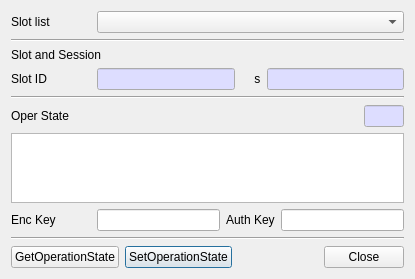
Above: CryptokiMan/oper_state_dlg.ui from jykim74/CryptokiMan before the change. Below: the same form after it.
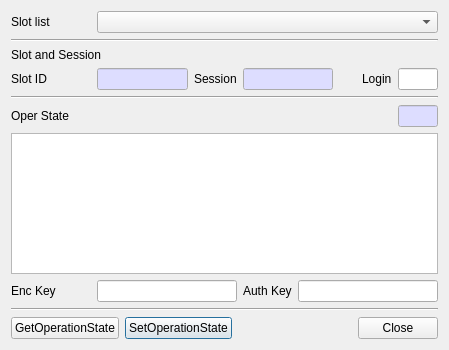
That is the form after the change.

```diff
--- a/CryptokiMan/oper_state_dlg.ui
+++ b/CryptokiMan/oper_state_dlg.ui
@@ -6,8 +6,8 @@
    <rect>
     <x>0</x>
     <y>0</y>
-    <width>415</width>
-    <height>277</height>
+    <width>449</width>
+    <height>350</height>
    </rect>
   </property>
   <property name="windowTitle">
@@ -57,54 +57,61 @@
    </item>
    <item>
     <layout class="QGridLayout" name="gridLayout">
-     <item row="0" column="1">
-      <widget class="QLineEdit" name="mSlotIDText">
-       <property name="palette">
-        <palette>
-         <active>
-          <colorrole role="Base">
-           <brush brushstyle="SolidPattern">
-            <color alpha="255">
-             <red>221</red>
-             <green>221</green>
-             <blue>255</blue>
-            </color>
-           </brush>
-          </colorrole>
-         </active>
-         <inactive>
-          <colorrole role="Base">
-           <brush brushstyle="SolidPattern">
-            <color alpha="255">
-             <red>221</red>
-             <green>221</green>
-             <blue>255</blue>
-            </color>
-           </brush>
-          </colorrole>
-         </inactive>
-         <disabled>
-          <colorrole role="Base">
-           <brush brushstyle="SolidPattern">
-            <color alpha="255">
-             <red>240</red>
-             <green>240</green>
-             <blue>240</blue>
-            </color>
-           </brush>
-          </colorrole>
-         </disabled>
-        </palette>
-       </property>
-       <property name="readOnly">
-        <bool>true</bool>
+     <item row="0" column="5">
+      <widget class="QLabel" name="label_8">
+       <property name="text">
+        <string>Login</string>
        </property>
       </widget>
      </item>
      <item row="0" column="2">
       <widget class="QLabel" name="label_5">
        <property name="text">
-        <string>    s</string>
+        <string>Session</string>
+       </property>
+      </widget>
+     </item>
+     <item row="0" column="1">
+      <widget class="QLineEdit" name="mSlotIDText">
+       <property name="palette">
+        <palette>
+         <active>
+          <colorrole role="Base">
+           <brush brushstyle="SolidPattern">
+            <color alpha="255">
+             <red>221</red>
+             <green>221</green>
+             <blue>255</blue>
+            </color>
+           </brush>
+          </colorrole>
+         </active>
+         <inactive>
+          <colorrole role="Base">
+           <brush brushstyle="SolidPattern">
+            <color alpha="255">
+             <red>221</red>
+             <green>221</green>
+             <blue>255</blue>
+            </color>
+           </brush>
+          </colorrole>
+         </inactive>
+         <disabled>
+          <colorrole role="Base">
+           <brush brushstyle="SolidPattern">
+            <color alpha="255">
+             <red>240</red>
+             <green>240</green>
+             <blue>240</blue>
+            </color>
+           </brush>
+          </colorrole>
+         </disabled>
+        </palette>
+       </property>
+       <property name="readOnly">
+        <bool>true</bool>
        </property>
       </widget>
      </item>
@@ -165,6 +172,615 @@
        </property>
       </widget>
      </item>
+     <item row="0" column="6">
+      <widget class="QLineEdit" name="mLoginText">
+       <property name="minimumSize">
+        <size>
+         <width>40</width>
+         <height>0</height>
+        </size>
+       </property>
+       <property name="maximumSize">
+        <size>
+         <width>40</width>
+         <height>16777215</height>
+        </size>
+       </property>
+       <property name="palette">
+        <palette>
+         <active>
+          <colorrole role="WindowText">
+           <brush brushstyle="SolidPattern">
+            <color alpha="216">
+             <red>0</red>
+             <green>0</green>
+             <blue>0</blue>
+            </color>
+           </brush>
+          </colorrole>
+          <colorrole role="Button">
+           <brush brushstyle="SolidPattern">
+            <color alpha="255">
+             <red>236</red>
+             <green>236</green>
+             <blue>236</blue>
+            </color>
+           </brush>
+          </colorrole>
+          <colorrole role="Light">
+           <brush brushstyle="SolidPattern">
+            <color alpha="255">
+             <red>255</red>
+             <green>255</green>
+             <blue>255</blue>
+            </color>
+           </brush>
+          </colorrole>
+          <colorrole role="Midlight">
+           <brush brushstyle="SolidPattern">
+            <color alpha="255">
+             <red>245</red>
+             <green>245</green>
+             <blue>245</blue>
+            </color>
+           </brush>
+          </colorrole>
+          <colorrole role="Dark">
+           <brush brushstyle="SolidPattern">
+            <color alpha="255">
+             <red>191</red>
+             <green>191</green>
+             <blue>191</blue>
+            </color>
+           </brush>
+          </colorrole>
+          <colorrole role="Mid">
+           <brush brushstyle="SolidPattern">
+            <color alpha="255">
+             <red>169</red>
+             <green>169</green>
+             <blue>169</blue>
+            </color>
+           </brush>
+          </colorrole>
+          <colorrole role="Text">
+           <brush brushstyle="SolidPattern">
+            <color alpha="216">
+             <red>0</red>
+             <green>0</green>
+             <blue>0</blue>
+            </color>
+           </brush>
+          </colorrole>
+          <colorrole role="BrightText">
+           <brush brushstyle="SolidPattern">
+            <color alpha="255">
+             <red>255</red>
+             <green>255</green>
+             <blue>255</blue>
+            </color>
+           </brush>
+          </colorrole>
+          <colorrole role="ButtonText">
+           <brush brushstyle="SolidPattern">
+            <color alpha="216">
+             <red>0</red>
+             <green>0</green>
+             <blue>0</blue>
+            </color>
+           </brush>
+          </colorrole>
+          <colorrole role="Base">
+           <brush brushstyle="SolidPattern">
+            <color alpha="255">
+             <red>221</red>
+             <green>221</green>
+             <blue>255</blue>
+            </color>
+           </brush>
+          </colorrole>
+          <colorrole role="Window">
+           <brush brushstyle="SolidPattern">
+            <color alpha="255">
+             <red>236</red>
+             <green>236</green>
+             <blue>236</blue>
+            </color>
+           </brush>
+          </colorrole>
+          <colorrole role="Shadow">
+           <brush brushstyle="SolidPattern">
+            <color alpha="255">
+             <red>0</red>
+             <green>0</green>
+             <blue>0</blue>
+            </color>
+           </brush>
+          </colorrole>
+          <colorrole role="Highlight">
+           <brush brushstyle="SolidPattern">
+            <color alpha="255">
+             <red>165</red>
+             <green>205</green>
+             <blue>255</blue>
+            </color>
+           </brush>
+          </colorrole>
+          <colorrole role="HighlightedText">
+           <brush brushstyle="SolidPattern">
+            <color alpha="216">
+             <red>0</red>
+             <green>0</green>
+             <blue>0</blue>
+            </color>
+           </brush>
+          </colorrole>
+          <colorrole role="Link">
+           <brush brushstyle="SolidPattern">
+            <color alpha="255">
+             <red>9</red>
+             <green>79</green>
+             <blue>209</blue>
+            </color>
+           </brush>
+          </colorrole>
+          <colorrole role="LinkVisited">
+           <brush brushstyle="SolidPattern">
+            <color alpha="255">
+             <red>255</red>
+             <green>0</green>
+             <blue>255</blue>
+            </color>
+           </brush>
+          </colorrole>
+          <colorrole role="AlternateBase">
+           <brush brushstyle="SolidPattern">
+            <color alpha="255">
+             <red>245</red>
+             <green>245</green>
+             <blue>245</blue>
+            </color>
+           </brush>
+          </colorrole>
+          <colorrole role="NoRole">
+           <brush brushstyle="SolidPattern">
+            <color alpha="255">
+             <red>0</red>
+             <green>0</green>
+             <blue>0</blue>
+            </color>
+           </brush>
+          </colorrole>
+          <colorrole role="ToolTipBase">
+           <brush brushstyle="SolidPattern">
+            <color alpha="255">
+             <red>255</red>
+             <green>255</green>
+             <blue>255</blue>
+            </color>
+           </brush>
+          </colorrole>
+          <colorrole role="ToolTipText">
+           <brush brushstyle="SolidPattern">
+            <color alpha="255">
+             <red>0</red>
+             <green>0</green>
+             <blue>0</blue>
+            </color>
+           </brush>
+          </colorrole>
+          <colorrole role="PlaceholderText">
+           <brush brushstyle="SolidPattern">
+            <color alpha="63">
+             <red>0</red>
+             <green>0</green>
+             <blue>0</blue>
+            </color>
+           </brush>
+          </colorrole>
+         </active>
+         <inactive>
+          <colorrole role="WindowText">
+           <brush brushstyle="SolidPattern">
+            <color alpha="216">
+             <red>0</red>
+             <green>0</green>
+             <blue>0</blue>
+            </color>
+           </brush>
+          </colorrole>
+          <colorrole role="Button">
+           <brush brushstyle="SolidPattern">
+            <color alpha="255">
+             <red>236</red>
+             <green>236</green>
+             <blue>236</blue>
+            </color>
+           </brush>
+          </colorrole>
+          <colorrole role="Light">
+           <brush brushstyle="SolidPattern">
+            <color alpha="255">
+             <red>255</red>
+             <green>255</green>
+             <blue>255</blue>
+            </color>
+           </brush>
+          </colorrole>
+          <colorrole role="Midlight">
+           <brush brushstyle="SolidPattern">
+            <color alpha="255">
+             <red>245</red>
+             <green>245</green>
+             <blue>245</blue>
+            </color>
+           </brush>
+          </colorrole>
+          <colorrole role="Dark">
+           <brush brushstyle="SolidPattern">
+            <color alpha="255">
+             <red>191</red>
+             <green>191</green>
+             <blue>191</blue>
+            </color>
+           </brush>
+          </colorrole>
+          <colorrole role="Mid">
+           <brush brushstyle="SolidPattern">
+            <color alpha="255">
+             <red>169</red>
+             <green>169</green>
+             <blue>169</blue>
+            </color>
+           </brush>
+          </colorrole>
+          <colorrole role="Text">
+           <brush brushstyle="SolidPattern">
+            <color alpha="216">
+             <red>0</red>
+             <green>0</green>
+             <blue>0</blue>
+            </color>
+           </brush>
+          </colorrole>
+          <colorrole role="BrightText">
+           <brush brushstyle="SolidPattern">
+            <color alpha="255">
+             <red>255</red>
+             <green>255</green>
+             <blue>255</blue>
+            </color>
+           </brush>
+          </colorrole>
+          <colorrole role="ButtonText">
+           <brush brushstyle="SolidPattern">
+            <color alpha="255">
+             <red>0</red>
+             <green>0</green>
+             <blue>0</blue>
+            </color>
+           </brush>
+          </colorrole>
+          <colorrole role="Base">
+           <brush brushstyle="SolidPattern">
+            <color alpha="255">
+             <red>255</red>
+             <green>255</green>
+             <blue>255</blue>
+            </color>
+           </brush>
+          </colorrole>
+          <colorrole role="Window">
+           <brush brushstyle="SolidPattern">
+            <color alpha="255">
+             <red>236</red>
+             <green>236</green>
+             <blue>236</blue>
+            </color>
+           </brush>
+          </colorrole>
+          <colorrole role="Shadow">
+           <brush brushstyle="SolidPattern">
+            <color alpha="255">
+             <red>0</red>
+             <green>0</green>
+             <blue>0</blue>
+            </color>
+           </brush>
+          </colorrole>
+          <colorrole role="Highlight">
+           <brush brushstyle="SolidPattern">
+            <color alpha="255">
+             <red>212</red>
+             <green>212</green>
+             <blue>212</blue>
+            </color>
+           </brush>
+          </colorrole>
+          <colorrole role="HighlightedText">
+           <brush brushstyle="SolidPattern">
+            <color alpha="216">
+             <red>0</red>
+             <green>0</green>
+             <blue>0</blue>
+            </color>
+           </brush>
+          </colorrole>
+          <colorrole role="Link">
+           <brush brushstyle="SolidPattern">
+            <color alpha="255">
+             <red>0</red>
+             <green>0</green>
+             <blue>255</blue>
+            </color>
+           </brush>
+          </colorrole>
+          <colorrole role="LinkVisited">
+           <brush brushstyle="SolidPattern">
+            <color alpha="255">
+             <red>255</red>
+             <green>0</green>
+             <blue>255</blue>
+            </color>
+           </brush>
+          </colorrole>
+          <colorrole role="AlternateBase">
+           <brush brushstyle="SolidPattern">
+            <color alpha="255">
+             <red>245</red>
+             <green>245</green>
+             <blue>245</blue>
+            </color>
+           </brush>
+          </colorrole>
+          <colorrole role="NoRole">
+           <brush brushstyle="NoBrush">
+            <color alpha="255">
+             <red>0</red>
+             <green>0</green>
+             <blue>0</blue>
+            </color>
+           </brush>
+          </colorrole>
+          <colorrole role="ToolTipBase">
+           <brush brushstyle="SolidPattern">
+            <color alpha="255">
+             <red>255</red>
+             <green>255</green>
+             <blue>255</blue>
+            </color>
+           </brush>
+          </colorrole>
+          <colorrole role="ToolTipText">
+           <brush brushstyle="SolidPattern">
+            <color alpha="255">
+             <red>0</red>
+             <green>0</green>
+             <blue>0</blue>
+            </color>
+           </brush>
+          </colorrole>
+          <colorrole role="PlaceholderText">
+           <brush brushstyle="SolidPattern">
+            <color alpha="63">
+             <red>0</red>
+             <green>0</green>
+             <blue>0</blue>
+            </color>
+           </brush>
+          </colorrole>
+         </inactive>
+         <disabled>
+          <colorrole role="WindowText">
+           <brush brushstyle="SolidPattern">
+            <color alpha="63">
+             <red>0</red>
+             <green>0</green>
+             <blue>0</blue>
+            </color>
+           </brush>
+          </colorrole>
+          <colorrole role="Button">
+           <brush brushstyle="SolidPattern">
+            <color alpha="255">
+             <red>236</red>
+             <green>236</green>
+             <blue>236</blue>
+            </color>
+           </brush>
+          </colorrole>
+          <colorrole role="Light">
+           <brush brushstyle="SolidPattern">
+            <color alpha="255">
+             <red>255</red>
+             <green>255</green>
+             <blue>255</blue>
+            </color>
+           </brush>
+          </colorrole>
+          <colorrole role="Midlight">
+           <brush brushstyle="SolidPattern">
+            <color alpha="255">
+             <red>245</red>
+             <green>245</green>
+             <blue>245</blue>
+            </color>
+           </brush>
+          </colorrole>
+          <colorrole role="Dark">
+           <brush brushstyle="SolidPattern">
+            <color alpha="255">
+             <red>191</red>
+             <green>191</green>
+             <blue>191</blue>
+            </color>
+           </brush>
+          </colorrole>
+          <colorrole role="Mid">
+           <brush brushstyle="SolidPattern">
+            <color alpha="255">
+             <red>169</red>
+             <green>169</green>
+             <blue>169</blue>
+            </color>
+           </brush>
+          </colorrole>
+          <colorrole role="Text">
+           <brush brushstyle="SolidPattern">
+            <color alpha="63">
+             <red>0</red>
+             <green>0</green>
+             <blue>0</blue>
+            </color>
+           </brush>
+          </colorrole>
+          <colorrole role="BrightText">
+           <brush brushstyle="SolidPattern">
+            <color alpha="255">
+             <red>255</red>
+             <green>255</green>
+             <blue>255</blue>
+            </color>
+           </brush>
+          </colorrole>
+          <colorrole role="ButtonText">
+           <brush brushstyle="SolidPattern">
+            <color alpha="63">
+             <red>0</red>
+             <green>0</green>
+             <blue>0</blue>
+            </color>
+           </brush>
+          </colorrole>
+          <colorrole role="Base">
+           <brush brushstyle="SolidPattern">
+            <color alpha="255">
+             <red>236</red>
+             <green>236</green>
+             <blue>236</blue>
+            </color>
+           </brush>
+          </colorrole>
+          <colorrole role="Window">
+           <brush brushstyle="SolidPattern">
+            <color alpha="255">
+             <red>236</red>
+             <green>236</green>
+             <blue>236</blue>
+            </color>
+           </brush>
+          </colorrole>
+          <colorrole role="Shadow">
+           <brush brushstyle="SolidPattern">
+            <color alpha="255">
+             <red>0</red>
+             <green>0</green>
+             <blue>0</blue>
+            </color>
+           </brush>
+          </colorrole>
+          <colorrole role="Highlight">
+           <brush brushstyle="SolidPattern">
+            <color alpha="255">
+             <red>212</red>
+             <green>212</green>
+             <blue>212</blue>
+            </color>
+           </brush>
+          </colorrole>
+          <colorrole role="HighlightedText">
+           <brush brushstyle="SolidPattern">
+            <color alpha="63">
+             <red>0</red>
+             <green>0</green>
+             <blue>0</blue>
+            </color>
+           </brush>
+          </colorrole>
+          <colorrole role="Link">
+           <brush brushstyle="SolidPattern">
+            <color alpha="255">
+             <red>0</red>
+             <green>0</green>
+             <blue>255</blue>
+            </color>
+           </brush>
+          </colorrole>
+          <colorrole role="LinkVisited">
+           <brush brushstyle="SolidPattern">
+            <color alpha="255">
+             <red>255</red>
+             <green>0</green>
+             <blue>255</blue>
+            </color>
+           </brush>
+          </colorrole>
+          <colorrole role="AlternateBase">
+           <brush brushstyle="SolidPattern">
+            <color alpha="255">
+             <red>245</red>
+             <green>245</green>
+             <blue>245</blue>
+            </color>
+           </brush>
+          </colorrole>
+          <colorrole role="NoRole">
+           <brush brushstyle="NoBrush">
+            <color alpha="255">
+             <red>0</red>
+             <green>0</green>
+             <blue>0</blue>
+            </color>
+           </brush>
+          </colorrole>
+          <colorrole role="ToolTipBase">
+           <brush brushstyle="SolidPattern">
+            <color alpha="255">
+             <red>255</red>
+             <green>255</green>
+             <blue>255</blue>
+            </color>
+           </brush>
+          </colorrole>
+          <colorrole role="ToolTipText">
+           <brush brushstyle="SolidPattern">
+            <color alpha="255">
+             <red>0</red>
+             <green>0</green>
+             <blue>0</blue>
+            </color>
+           </brush>
+          </colorrole>
+          <colorrole role="PlaceholderText">
+           <brush brushstyle="SolidPattern">
+            <color alpha="63">
+             <red>0</red>
+             <green>0</green>
+             <blue>0</blue>
+            </color>
+           </brush>
+          </colorrole>
+         </disabled>
+        </palette>
+       </property>
+       <property name="readOnly">
+        <bool>true</bool>
+       </property>
+      </widget>
+     </item>
+     <item row="0" column="4">
+      <spacer name="horizontalSpacer_3">
+       <property name="orientation">
+        <enum>Qt::Horizontal</enum>
+       </property>
+       <property name="sizeHint" stdset="0">
+        <size>
+         <width>40</width>
+         <height>20</height>
+        </size>
+       </property>
+      </spacer>
+     </item>
     </layout>
    </item>
    <item>
```
